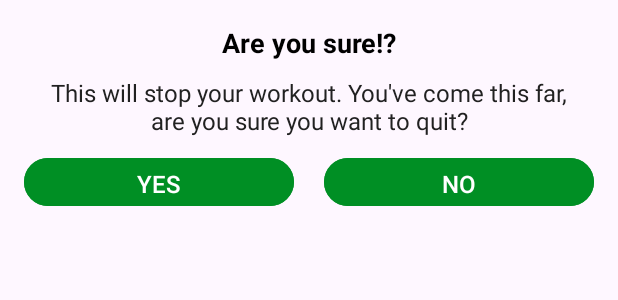
After one commit to jaysinghpatel0/WorkoutApp, an Android app: the layout dialog_custom_back_confirmation.xml on its own in the app's theme, with its tools: preview values and no code run, on a phone screen of 412 x 824 dp. The commit adds this screen. Shown: the top 300 px of the screen. Run offline under Robolectric (Android 15) with nearby library versions, the phone set to English and light mode, and no system bars.

Commit message:
Setting up the CustomDialog for the Backbutton 362

```diff
--- a/app/src/main/java/com/example/a10minutesworkout/ExerciseActivity.kt
+++ b/app/src/main/java/com/example/a10minutesworkout/ExerciseActivity.kt
@@ -1,5 +1,6 @@
 package com.example.a10minutesworkout
 
+import android.app.Dialog
 import android.content.Intent
 import android.media.MediaPlayer
 import android.net.Uri
@@ -12,6 +13,7 @@
 import android.widget.Toast
 import androidx.recyclerview.widget.LinearLayoutManager
 import com.example.a10minutesworkout.databinding.ActivityExerciseBinding
+import com.example.a10minutesworkout.databinding.DialogCustomBackConfirmationBinding
 import java.util.Locale
 
 class ExerciseActivity : AppCompatActivity(), TextToSpeech.OnInitListener {
@@ -48,7 +50,7 @@
             supportActionBar?.setDisplayHomeAsUpEnabled(true)
         }
         binding?.toolbarExercise?.setNavigationOnClickListener {
-            onBackPressed()
+            customDialogForBackButton()
         }
 
         exerciseList = Constants.defaultExerciseList()
@@ -59,6 +61,27 @@
         setupRestView()
         setupExerciseStatusRecyclerView()
 
+    }
+
+    override fun onBackPressed(){
+        customDialogForBackButton()
+        //super.onBackPressed()
+    }
+
+    private fun customDialogForBackButton(){
+        val customDialog = Dialog(this)
+        val dialogBinding = DialogCustomBackConfirmationBinding.inflate(layoutInflater)
+        customDialog.setContentView(dialogBinding.root)
+        customDialog.setCanceledOnTouchOutside(false)
+        dialogBinding.btnYes.setOnClickListener{
+            this@ExerciseActivity.finish()
+            customDialog.dismiss()
+        }
+        dialogBinding.btnNo.setOnClickListener{
+            customDialog.dismiss()
+        }
+
+        customDialog.show()
     }
 
     private fun setupExerciseStatusRecyclerView(){
--- /dev/null
+++ b/app/src/main/res/layout/dialog_custom_back_confirmation.xml
@@ -0,0 +1,61 @@
+<?xml version="1.0" encoding="utf-8"?>
+<LinearLayout xmlns:android="http://schemas.android.com/apk/res/android"
+    android:layout_width="match_parent"
+    android:layout_height="wrap_content"
+    android:gravity="center"
+    android:orientation="vertical"
+    android:padding="16dp">
+
+    <TextView
+        android:layout_width="match_parent"
+        android:layout_height="wrap_content"
+        android:gravity="center"
+        android:text="Are you sure!?"
+        android:textColor="@android:color/black"
+        android:textSize="18sp"
+        android:textStyle="bold"/>
+
+    <TextView
+        android:layout_width="match_parent"
+        android:layout_height="wrap_content"
+        android:layout_marginStart="10dp"
+        android:layout_marginTop="10dp"
+        android:layout_marginEnd="10dp"
+        android:gravity="center"
+        android:text="This will stop your workout. You\'ve come this far, are you sure you want to quit?"
+        android:textColor="#212121"
+        android:textSize="16sp" />
+
+    <LinearLayout
+        android:layout_width="match_parent"
+        android:layout_height="wrap_content"
+        android:layout_marginTop="10dp"
+        android:orientation="horizontal">
+
+        <Button
+            android:id="@+id/btnYes"
+            android:layout_width="0dp"
+            android:layout_height="40dp"
+            android:layout_marginEnd="10dp"
+            android:layout_weight="1"
+            android:backgroundTint="@color/colorAccent"
+            android:gravity="center"
+            android:text="YES"
+            android:textColor="#FFFFFF"
+            android:textSize="16sp" />
+
+        <Button
+            android:id="@+id/btnNo"
+            android:layout_width="0dp"
+            android:layout_height="40dp"
+            android:layout_marginStart="10dp"
+            android:layout_weight="1"
+            android:backgroundTint="@color/colorAccent"
+            android:gravity="center"
+            android:text="NO"
+            android:textColor="#FFFFFF"
+            android:textSize="16sp" />
+
+    </LinearLayout>
+
+</LinearLayout>
```
